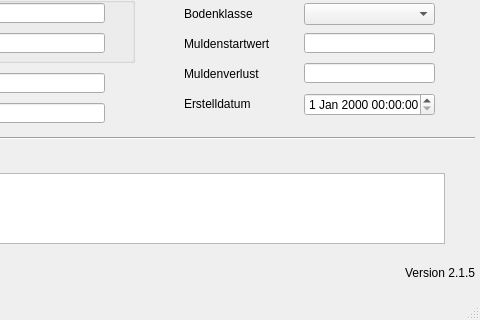
Qt form qkan/importhe/templates/abflussparameter.ui (hoettges/QKan) before a commit; both pictures show x 156 to 636 and y 87 to 407 of the 636 by 407 pixel window.
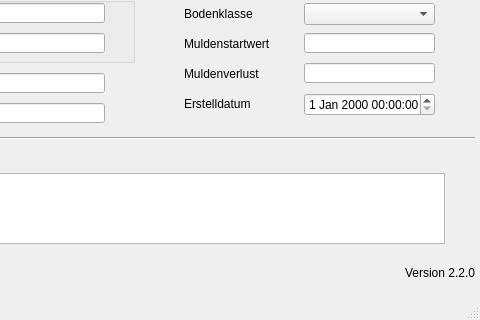
The same form after that commit. Custom widgets are drawn as their Qt base class.

Patch:
```diff
--- a/qkan/importhe/templates/abflussparameter.ui
+++ b/qkan/importhe/templates/abflussparameter.ui
@@ -296,7 +296,7 @@
      <string>Version QKan Import</string>
     </property>
     <property name="text">
-     <string>Version 2.1.5</string>
+     <string>Version 2.2.0</string>
     </property>
     <property name="alignment">
      <set>Qt::AlignRight|Qt::AlignTrailing|Qt::AlignVCenter</set>
```
